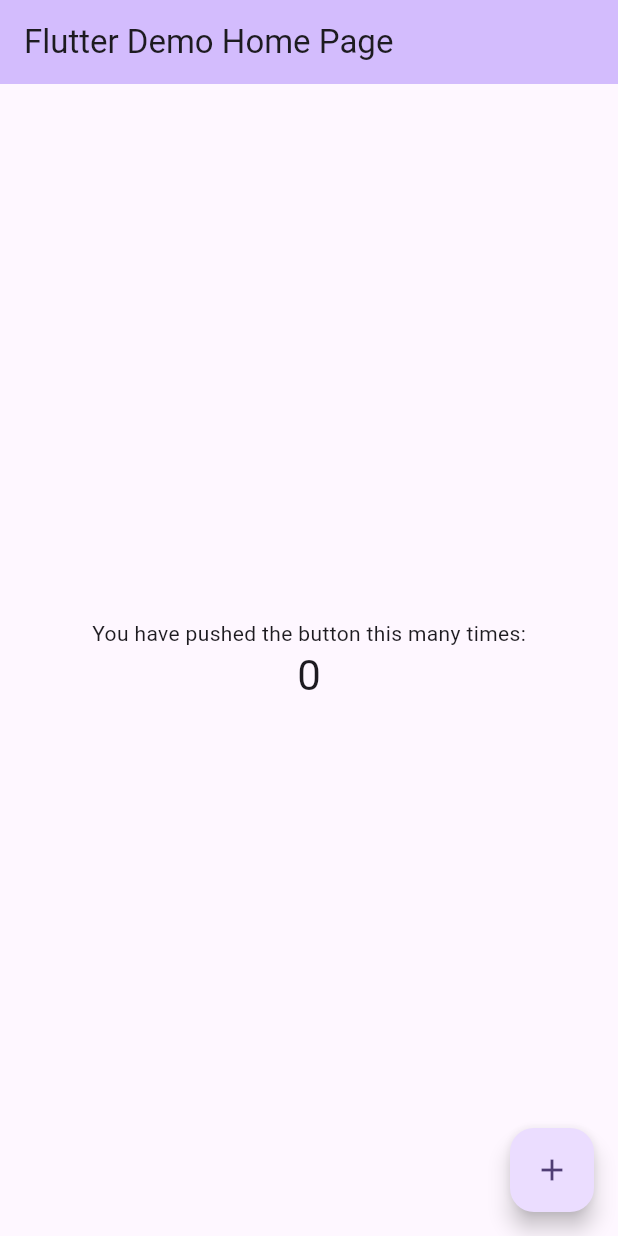
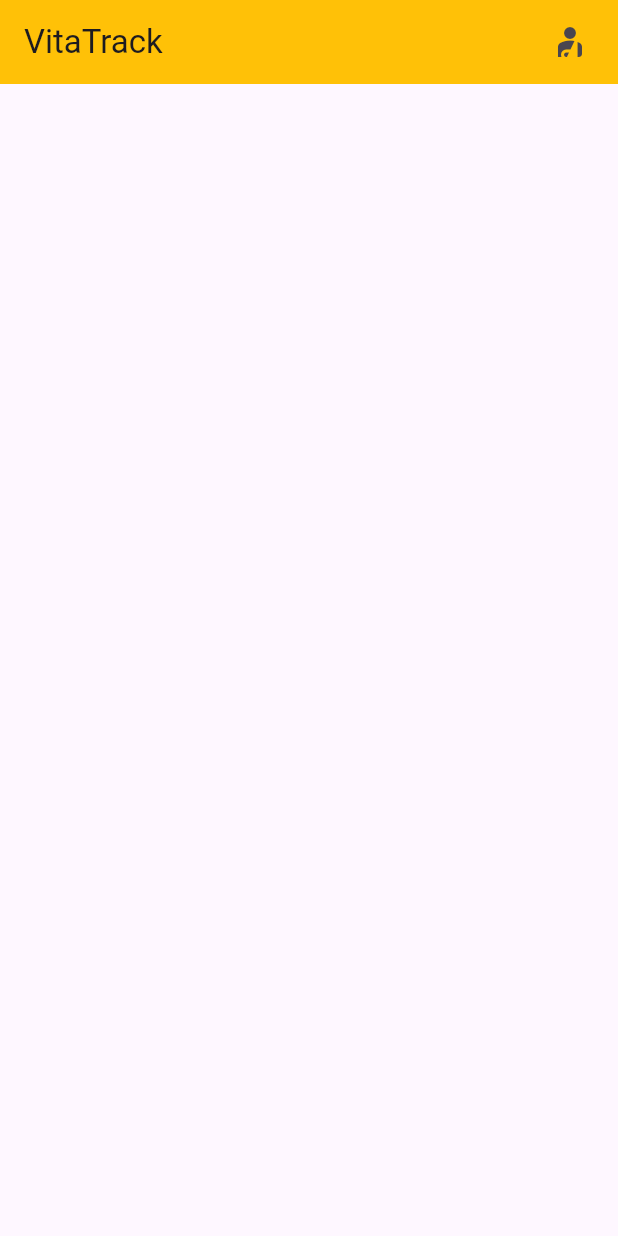
Before and after one commit to DularaJ/VitaTrack, a Flutter app: the screen it shows after launch, on a phone screen of 412 x 824 dp. Run offline on Flutter 3.47's test engine with Material 3 defaults, Android fonts, the phone set to English and light mode, and no system bars.

Commit message:
change AppBar

```diff
--- a/lib/main.dart
+++ b/lib/main.dart
@@ -1,121 +1,25 @@
 import 'package:flutter/material.dart';
 
 void main() {
-  runApp(const MyApp());
+  runApp(MaterialApp(
+    home: MyHome(),
+  ));
 }
 
-class MyApp extends StatelessWidget {
-  const MyApp({super.key});
-
-  // This widget is the root of your application.
-  @override
-  Widget build(BuildContext context) {
-    return MaterialApp(
-      title: 'Flutter Demo',
-      theme: ThemeData(
-        // This is the theme of your application.
-        //
-        // TRY THIS: Try running your application with "flutter run". You'll see
-        // the application has a purple toolbar. Then, without quitting the app,
-        // try changing the seedColor in the colorScheme below to Colors.green
-        // and then invoke "hot reload" (save your changes or press the "hot
-        // reload" button in a Flutter-supported IDE, or press "r" if you used
-        // the command line to start the app).
-        //
-        // Notice that the counter didn't reset back to zero; the application
-        // state is not lost during the reload. To reset the state, use hot
-        // restart instead.
-        //
-        // This works for code too, not just values: Most code changes can be
-        // tested with just a hot reload.
-        colorScheme: .fromSeed(seedColor: Colors.deepPurple),
-      ),
-      home: const MyHomePage(title: 'Flutter Demo Home Page'),
-    );
-  }
-}
-
-class MyHomePage extends StatefulWidget {
-  const MyHomePage({super.key, required this.title});
-
-  // This widget is the home page of your application. It is stateful, meaning
-  // that it has a State object (defined below) that contains fields that affect
-  // how it looks.
-
-  // This class is the configuration for the state. It holds the values (in this
-  // case the title) provided by the parent (in this case the App widget) and
-  // used by the build method of the State. Fields in a Widget subclass are
-  // always marked "final".
-
-  final String title;
-
-  @override
-  State<MyHomePage> createState() => _MyHomePageState();
-}
-
-class _MyHomePageState extends State<MyHomePage> {
-  int _counter = 0;
-
-  void _incrementCounter() {
-    setState(() {
-      // This call to setState tells the Flutter framework that something has
-      // changed in this State, which causes it to rerun the build method below
-      // so that the display can reflect the updated values. If we changed
-      // _counter without calling setState(), then the build method would not be
-      // called again, and so nothing would appear to happen.
-      _counter++;
-    });
-  }
+class MyHome extends StatelessWidget {
+  const MyHome({super.key});
 
   @override
   Widget build(BuildContext context) {
-    // This method is rerun every time setState is called, for instance as done
-    // by the _incrementCounter method above.
-    //
-    // The Flutter framework has been optimized to make rerunning build methods
-    // fast, so that you can just rebuild anything that needs updating rather
-    // than having to individually change instances of widgets.
     return Scaffold(
       appBar: AppBar(
-        // TRY THIS: Try changing the color here to a specific color (to
-        // Colors.amber, perhaps?) and trigger a hot reload to see the AppBar
-        // change color while the other colors stay the same.
-        backgroundColor: Theme.of(context).colorScheme.inversePrimary,
-        // Here we take the value from the MyHomePage object that was created by
-        // the App.build method, and use it to set our appbar title.
-        title: Text(widget.title),
-      ),
-      body: Center(
-        // Center is a layout widget. It takes a single child and positions it
-        // in the middle of the parent.
-        child: Column(
-          // Column is also a layout widget. It takes a list of children and
-          // arranges them vertically. By default, it sizes itself to fit its
-          // children horizontally, and tries to be as tall as its parent.
-          //
-          // Column has various properties to control how it sizes itself and
-          // how it positions its children. Here we use mainAxisAlignment to
-          // center the children vertically; the main axis here is the vertical
-          // axis because Columns are vertical (the cross axis would be
-          // horizontal).
-          //
-          // TRY THIS: Invoke "debug painting" (choose the "Toggle Debug Paint"
-          // action in the IDE, or press "p" in the console), to see the
-          // wireframe for each widget.
-          mainAxisAlignment: .center,
-          children: [
-            const Text('You have pushed the button this many times:'),
-            Text(
-              '$_counter',
-              style: Theme.of(context).textTheme.headlineMedium,
-            ),
-          ],
-        ),
-      ),
-      floatingActionButton: FloatingActionButton(
-        onPressed: _incrementCounter,
-        tooltip: 'Increment',
-        child: const Icon(Icons.add),
+        title: Text("VitaTrack"),
+        backgroundColor: Colors.amber,
+        centerTitle: false,
+        actions: [
+          Icon(Icons.personal_injury),
+          Container(width: 20, height: 20, color: Colors.transparent),
+        ],
       ),
     );
   }
```
